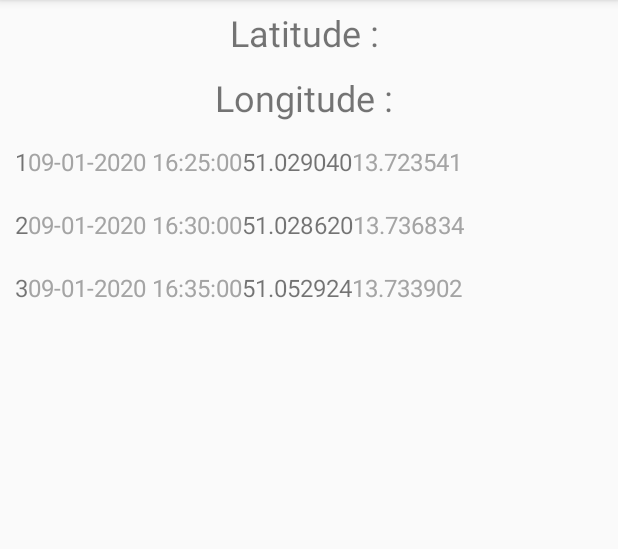
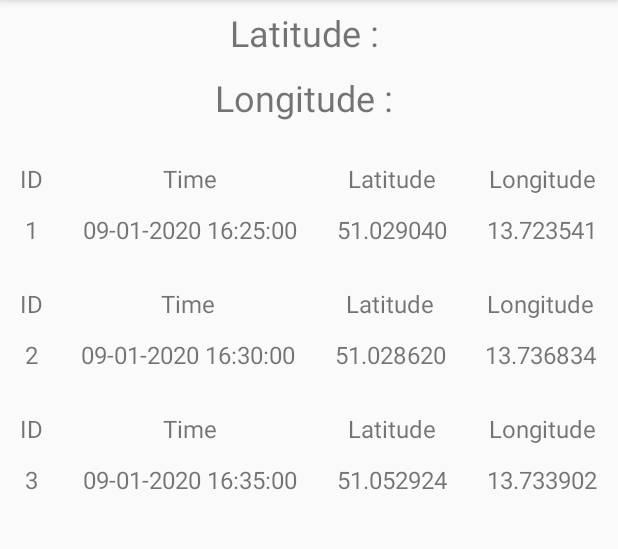
Before and after one commit to mobileCarto/javaProject, an Android app: the screen it shows after launch (MainActivity), after a tap on "Message", on a phone screen of 412 x 824 dp, the part 84-633 px from its top. Run offline under Robolectric (Android 15) with nearby library versions, the phone set to English and light mode, and no system bars; our stand-ins replace Room's generated code; plain views replace MapView; 1 other tap on this screen came first.

Commit message:
LinearLayout changed to TableLayout in Messages

```diff
--- a/app/build.gradle
+++ b/app/build.gradle
@@ -33,7 +33,7 @@ dependencies {
     testImplementation 'junit:junit:4.12'
     androidTestImplementation 'androidx.test.ext:junit:1.1.1'
     androidTestImplementation 'androidx.test.espresso:espresso-core:3.2.0'
-    implementation 'com.google.android.gms:play-services:8.3.0'
+    implementation 'com.google.android.gms:play-services:9.2.1'
     implementation 'com.android.support:multidex:1.0.3'
     implementation 'androidx.room:room-runtime:2.2.0-beta01'
     annotationProcessor 'androidx.room:room-compiler:2.2.0-beta01'
--- a/app/src/main/java/com/tudresden/mobilecartoapp/LocationsDAO.java
+++ b/app/src/main/java/com/tudresden/mobilecartoapp/LocationsDAO.java
@@ -24,4 +24,6 @@ public interface LocationsDAO {
 
     @Query("SELECT * FROM locations_table WHERE id = :locations_id")
     public List<Locations> getLocationsInfoByID(String locations_id);
+
+
 }
--- a/app/src/main/java/com/tudresden/mobilecartoapp/MessageFragment.java
+++ b/app/src/main/java/com/tudresden/mobilecartoapp/MessageFragment.java
@@ -7,7 +7,6 @@ import android.view.ViewGroup;
 
 import androidx.annotation.NonNull;
 import androidx.annotation.Nullable;
-import androidx.drawerlayout.widget.DrawerLayout;
 import androidx.fragment.app.Fragment;
 import androidx.recyclerview.widget.LinearLayoutManager;
 import androidx.recyclerview.widget.RecyclerView;
--- a/app/src/main/res/layout/list_item.xml
+++ b/app/src/main/res/layout/list_item.xml
@@ -1,33 +1,82 @@
 <?xml version="1.0" encoding="utf-8"?>
-<LinearLayout xmlns:android="http://schemas.android.com/apk/res/android"
-    android:layout_width="match_parent"
+<TableLayout xmlns:android="http://schemas.android.com/apk/res/android"
+    android:layout_width="fill_parent"
     android:layout_height="wrap_content"
-    android:padding="10dp"
-    android:orientation="horizontal">
+    android:paddingTop="15dp"
+    android:stretchColumns="0,1,2,3">
+
+    <TableRow>
+
+        <TextView
+            android:id="@+id/header_line_id"
+            android:layout_width="wrap_content"
+            android:layout_height="fill_parent"
+            android:gravity="center"
+            android:padding="6dip"
+            android:text="@string/ID"
+            android:textSize="16sp" />
+
+        <TextView
+            android:id="@+id/header_line_time"
+            android:layout_width="wrap_content"
+            android:layout_height="fill_parent"
+            android:gravity="center"
+            android:padding="6dip"
+            android:text="@string/Time"
+            android:textSize="16sp" />
+
+        <TextView
+            android:id="@+id/header_line_latitude"
+            android:layout_width="wrap_content"
+            android:layout_height="fill_parent"
+            android:gravity="center"
+            android:padding="6dip"
+            android:text="@string/Latitude"
+            android:textSize="16sp" />
+
+        <TextView
+            android:id="@+id/header_line_longitude"
+            android:layout_width="fill_parent"
+            android:layout_height="wrap_content"
+            android:gravity="center"
+            android:padding="6dip"
+            android:text="@string/Longitude"
+            android:textSize="16sp" />
+    </TableRow>
+
+
+    <TableRow>
 
         <TextView
             android:id="@+id/firstLine"
-        android:layout_width="wrap_content"
+            android:layout_width="fill_parent"
             android:layout_height="wrap_content"
+            android:gravity="center"
+            android:padding="6dip"
             android:textSize="16sp" />
 
         <TextView
             android:id="@+id/secondLine"
-        android:layout_width="wrap_content"
+            android:layout_width="fill_parent"
             android:layout_height="wrap_content"
-        android:textColor="#a4a4a4"
+            android:gravity="center"
+            android:padding="6dip"
             android:textSize="16sp" />
 
         <TextView
             android:id="@+id/thirdLine"
-        android:layout_width="wrap_content"
+            android:layout_width="fill_parent"
             android:layout_height="wrap_content"
+            android:gravity="center"
+            android:padding="6dip"
             android:textSize="16sp" />
 
         <TextView
             android:id="@+id/forthLine"
-        android:layout_width="wrap_content"
+            android:layout_width="fill_parent"
             android:layout_height="wrap_content"
-        android:textColor="#a4a4a4"
+            android:gravity="center"
+            android:padding="6dip"
             android:textSize="16sp" />
-</LinearLayout>
+    </TableRow>
+</TableLayout>
--- a/app/src/main/res/values/strings.xml
+++ b/app/src/main/res/values/strings.xml
@@ -2,4 +2,8 @@
     <string name="app_name">MobileCartoApp</string>
     <string name="navigation_drawer_open">Open Nav Drawer</string>
     <string name="navigation_drawer_close">Close Nav Drawer</string>
+    <string name="ID">ID</string>
+    <string name="Time">Time</string>
+    <string name="Latitude">Latitude</string>
+    <string name="Longitude">Longitude</string>
 </resources>
```
Lines whose indentation alone changed are shown as unchanged.
